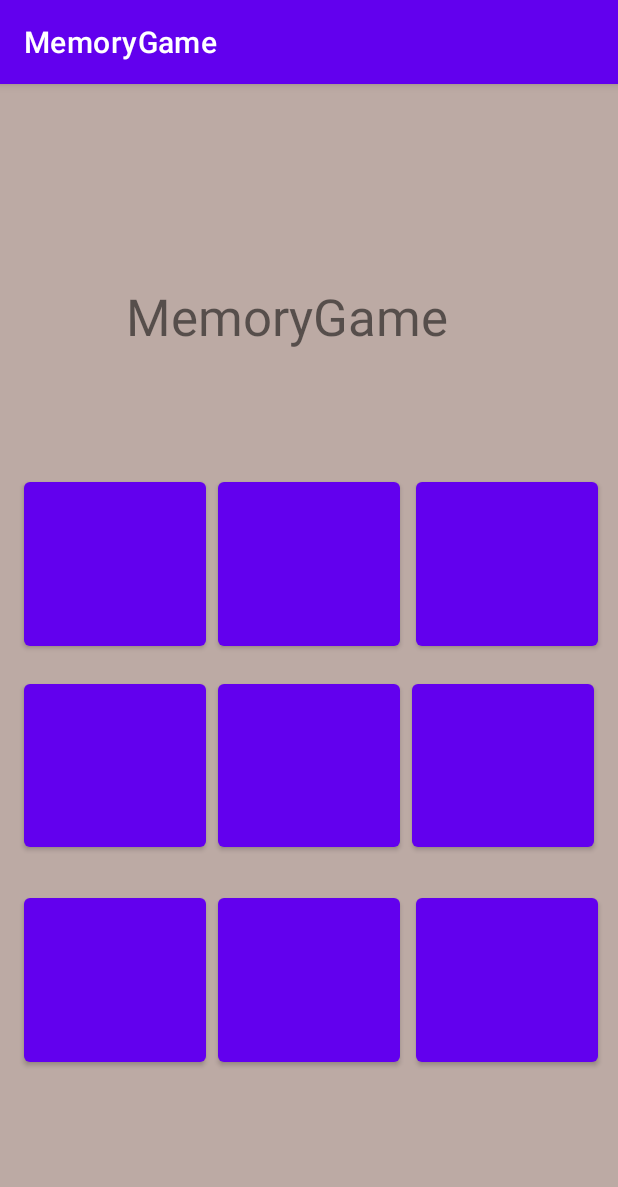
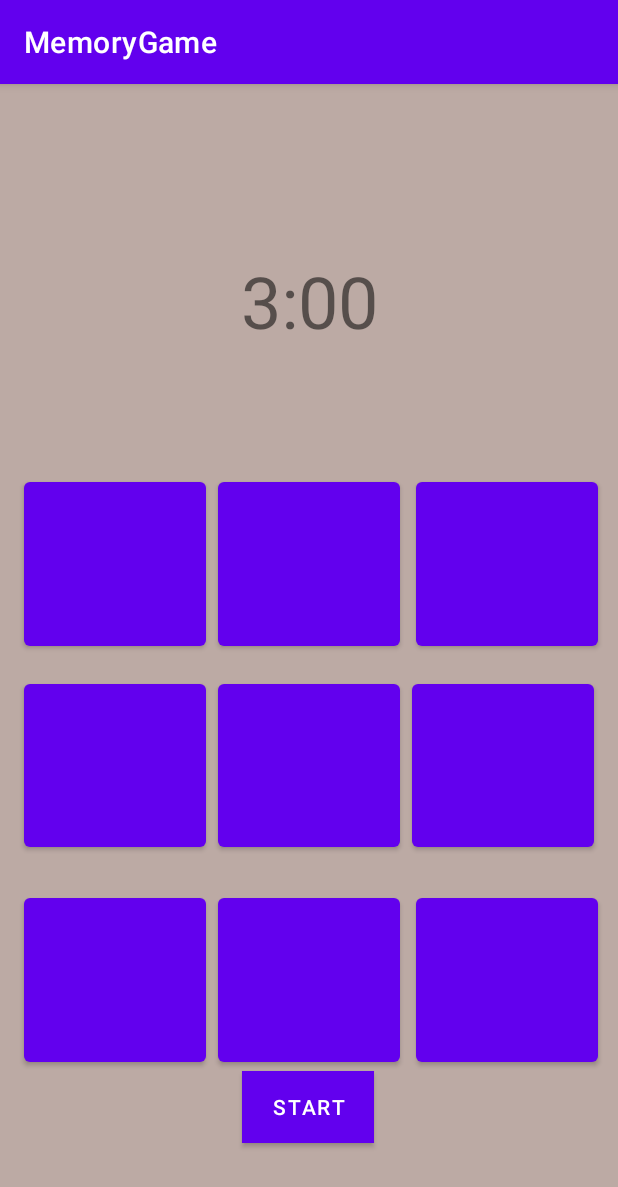
Before and after one commit to melyman95/MemoryGame, an Android app: the EasyGame screen opened directly, with no data from a screen before it, on a phone screen of 412 x 824 dp. Shown: the top 1187 px of the screen. Run offline under Robolectric (Android 15) with nearby library versions, the phone set to English and light mode, and no system bars.

Commit message:
made timer, not functional yet

```diff
--- a/app/src/main/java/com/example/memorygame/EasyGame.java
+++ b/app/src/main/java/com/example/memorygame/EasyGame.java
@@ -3,10 +3,16 @@ package com.example.memorygame;
 import androidx.appcompat.app.AppCompatActivity;
 
 import android.os.Bundle;
+import android.os.CountDownTimer;
 import android.view.View;
 import android.widget.Button;
 import android.widget.ImageView;
 import android.widget.TextView;
+
+import org.w3c.dom.Text;
+
+import java.text.SimpleDateFormat;
+import java.util.Date;
 import java.util.Timer;
 import java.util.TimerTask;
 
@@ -16,7 +22,12 @@ public class EasyGame extends AppCompatActivity {
 
     private int AMOUNT_OF_SQUARES = 9;
     private int TIME_LIMIT = 180;
+    private long timeLeftInMilliseconds;
+    private CountDownTimer gameTimer;
+    private Button startTimerButton;
+    private boolean isTimeLeft;
 
+    // constructors
     public EasyGame() {
 
     }
@@ -26,6 +37,7 @@ public class EasyGame extends AppCompatActivity {
         this.TIME_LIMIT = TIME_LIMIT;
     }
 
+    // getters and setters
     public Button[][] getGameButtons() {
         return gameButtons;
     }
@@ -55,8 +67,37 @@ public class EasyGame extends AppCompatActivity {
         super.onCreate(savedInstanceState);
         setContentView(R.layout.activity_game);
 
-        Timer gameTimer = new Timer();
+        TextView timerText = findViewById(R.id.timer);
+
+        startTimerButton = findViewById(R.id.startTimerButton);
+
+        startTimerButton.setOnClickListener(new View.OnClickListener() {
+            /**
+             * Called when a view has been clicked.
+             *
+             * @param v The view that was clicked.
+             */
+            @Override
+            public void onClick(View v) {
+                startStop();
+            }
+        });
     }
 
+    public void startStop() {
+        if (isTimeLeft) {
+            stopTimer();
+        }
+        else{
+            startTimer();
+        }
+    }
 
+    public void startTimer() {
+
+    }
+
+    public void stopTimer() {
+
+    }
 }
--- a/app/src/main/res/layout/activity_game.xml
+++ b/app/src/main/res/layout/activity_game.xml
@@ -8,16 +8,17 @@
     tools:context=".EasyGame">
 
     <TextView
-        android:id="@+id/titleText"
-        android:layout_width="226dp"
-        android:layout_height="47dp"
+        android:id="@+id/timer"
+        android:layout_width="231dp"
+        android:layout_height="74dp"
         android:layout_marginHorizontal="@android:dimen/thumbnail_height"
-        android:layout_marginTop="132dp"
-        android:phoneNumber="false"
-        android:text="@string/app_name"
-        android:textSize="34sp"
+        android:layout_marginTop="112dp"
+        android:layoutDirection="inherit"
+        android:text="3:00"
+        android:textAlignment="center"
+        android:textAppearance="@style/TextAppearance.AppCompat.Small"
+        android:textSize="48sp"
         app:layout_constraintEnd_toEndOf="parent"
-        app:layout_constraintHorizontal_bias="0.547"
         app:layout_constraintStart_toStartOf="parent"
         app:layout_constraintTop_toTopOf="parent" />
 
@@ -119,4 +120,16 @@
         app:layout_constraintEnd_toEndOf="parent"
         app:layout_constraintStart_toEndOf="@+id/button7"
         app:layout_constraintTop_toBottomOf="@+id/button6" />
+
+    <Button
+        android:id="@+id/startTimerButton"
+        android:layout_width="wrap_content"
+        android:layout_height="wrap_content"
+        android:layout_marginTop="472dp"
+        android:background="@color/cardview_light_background"
+        android:text="Start"
+        app:layout_constraintEnd_toEndOf="parent"
+        app:layout_constraintHorizontal_bias="0.498"
+        app:layout_constraintStart_toStartOf="parent"
+        app:layout_constraintTop_toBottomOf="@+id/timer" />
 </androidx.constraintlayout.widget.ConstraintLayout>
```
